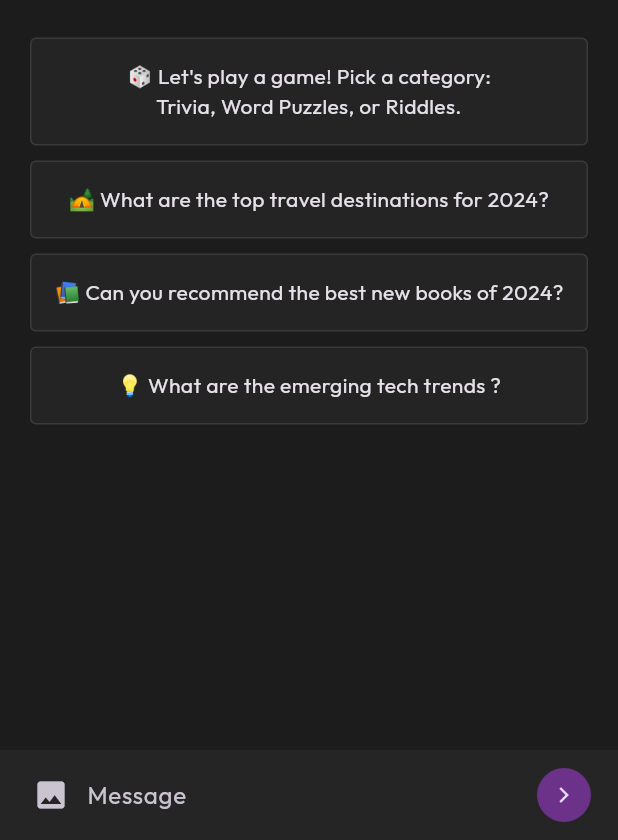
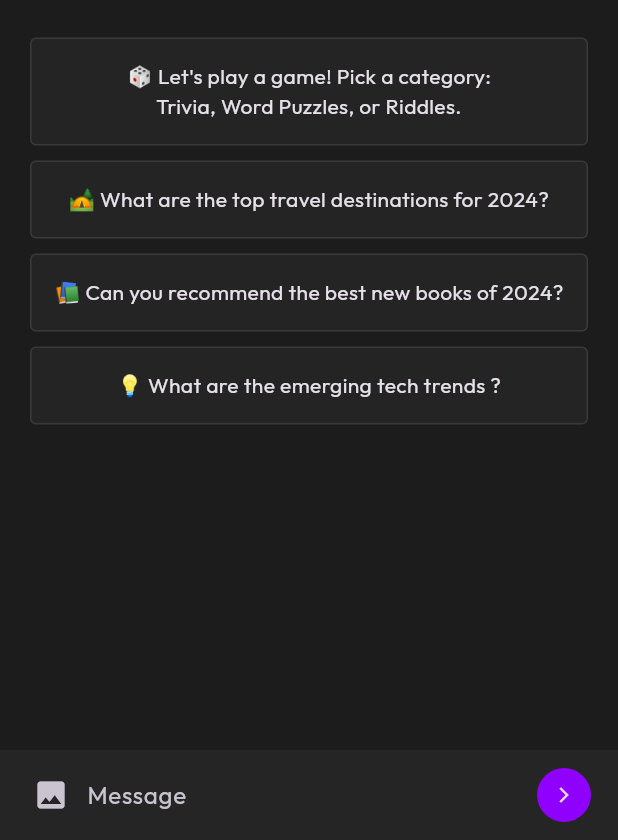
Before and after one commit to muhammed-jahas/gemfi-flutter-dart-geminiAPI-python-fastAPI, a Flutter app: the screen it shows after launch, on a phone screen of 412 x 824 dp, the part 396-1236 px from its top. Run offline on Flutter 3.47's test engine with Material 3 defaults, Android fonts, the phone set to English and light mode, and no system bars; our stand-ins replace flutter_chat_types, flutter_chat_ui, image_picker.

```diff
--- a/lib/main.dart
+++ b/lib/main.dart
@@ -1,7 +1,5 @@
 import 'package:flutter/material.dart';
 import 'package:gemini_chat/resources/app_colors.dart';
-import 'package:gemini_chat/views/chat_page.dart';
-import 'package:gemini_chat/views/home_screen.dart';
 import 'package:gemini_chat/views/splash_screen.dart';
 
 void main() {
--- a/lib/resources/app_colors.dart
+++ b/lib/resources/app_colors.dart
@@ -1,21 +1,22 @@
 import 'package:flutter/material.dart';
 
 class AppColors {
-  static const int _primaryValue = 0xFF6C3188; // Updated with the new primary color
+  static const int _primaryValue =
+      0xFF8F00FF; // Updated with the new primary color
 
   static const MaterialColor primaryColor = MaterialColor(
     _primaryValue,
     <int, Color>{
-      50: Color(0xFFF1E2F4),
-      100: Color(0xFFD4B5E6),
-      200: Color(0xFFB887D9),
-      300: Color(0xFF9B59CC),
-      400: Color(0xFF843DBF),
+      50: Color(0xFFF2E4FF),
+      100: Color(0xFFD5B3FF),
+      200: Color(0xFFB882FF),
+      300: Color(0xFF9B51FF),
+      400: Color(0xFF8433FF),
       500: Color(_primaryValue),
-      600: Color(0xFF5B166A),
-      700: Color(0xFF4E1460),
-      800: Color(0xFF411257),
-      900: Color(0xFF290F46),
+      600: Color(0xFF5A00E6),
+      700: Color(0xFF4E00CC),
+      800: Color(0xFF4100B3),
+      900: Color(0xFF29008C),
     },
   );
 
@@ -24,10 +25,10 @@ class AppColors {
   static const Color yellowColor = Color(0xFFDBFF00);
   static const Color whiteColor = Color(0xFFFFFFFF);
   static const Color greyColor = Color(0xFFF2F6FF);
-  static const Color scaffoldBackgroundColor= Color(0xFF1C1C1C);
-  static const Color appBarColor1= Color(0xFF252525);
-  static const Color borderColor= Color(0xFF3A3A3A);
-  static const Color greydark= Color(0xFF242424);
+  static const Color scaffoldBackgroundColor = Color(0xFF1C1C1C);
+  static const Color appBarColor1 = Color(0xFF252525);
+  static const Color borderColor = Color(0xFF3A3A3A);
+  static const Color greydark = Color(0xFF242424);
 
   // static const Color accentColor = Color(0xFF9C27B0);
   // static const Color textColor = Color(0xFF333333);
--- a/lib/views/chat_page.dart
+++ b/lib/views/chat_page.dart
@@ -2,7 +2,6 @@ import 'dart:convert';
 import 'dart:io';
 import 'package:flutter/material.dart';
 import 'package:flutter_chat_types/flutter_chat_types.dart' as types;
-import 'package:flutter_chat_types/flutter_chat_types.dart';
 import 'package:flutter_chat_ui/flutter_chat_ui.dart';
 import 'package:gemini_chat/resources/app_colors.dart';
 import 'package:gemini_chat/utils/chat_manager.dart';
@@ -82,7 +81,7 @@ class _ChatPageState extends State<ChatPage> {
       ),
       body: Chat(
         messages: chatManager.messages,
-        onAttachmentPressed: () => _showImageSelectionDialog(context),
+        onAttachmentPressed: () => showImageSelectionDialog(context),
         onSendPressed: _handleSendPressed,
 
         showUserAvatars: false,
@@ -112,7 +111,7 @@ class _ChatPageState extends State<ChatPage> {
     );
   }
 
-  _showImageSelectionDialog(BuildContext context) async {
+  showImageSelectionDialog(BuildContext context) async {
   final TextEditingController textController = TextEditingController();
   final ImagePicker picker = ImagePicker();
   XFile? selectedImage;
--- a/lib/views/home_screen.dart
+++ b/lib/views/home_screen.dart
@@ -1,5 +1,4 @@
 import 'package:flutter/material.dart';
-import 'package:flutter_chat_types/flutter_chat_types.dart';
 import 'package:gemini_chat/resources/app_colors.dart';
 import 'package:gemini_chat/views/chat_page.dart';
 
@@ -15,8 +14,8 @@ class _HomeScreenState extends State<HomeScreen> {
   void initState() {
     // gotoCreatePromptScreen();
     super.initState();
+  }
 
-  }
   TextEditingController message = TextEditingController();
   @override
   Widget build(BuildContext context) {
@@ -77,7 +76,13 @@ class _HomeScreenState extends State<HomeScreen> {
             child: Row(
               children: [
                 IconButton(
-                  onPressed: () {},
+                  onPressed: () {
+                    Navigator.of(context).push(MaterialPageRoute(
+                      builder: (context) => ChatPage(
+                        message: '',
+                      ),
+                    ));
+                  },
                   icon: Icon(Icons.image),
                 ),
                 Expanded(
@@ -134,10 +139,6 @@ class _HomeScreenState extends State<HomeScreen> {
       message.clear();
     }
   }
-
-
-
-
 }
 
 class HomeDefaultCard extends StatelessWidget {
@@ -154,7 +155,8 @@ class HomeDefaultCard extends StatelessWidget {
         Navigator.of(context).push(
           PageRouteBuilder(
             pageBuilder: (_, __, ___) => ChatPage(message: info),
-        transitionsBuilder: (context, animation, secondaryAnimation, child) {
+            transitionsBuilder:
+                (context, animation, secondaryAnimation, child) {
               return FadeTransition(
                 opacity: animation,
                 child: child,
--- a/pubspec.yaml
+++ b/pubspec.yaml
@@ -89,6 +89,5 @@ flutter:
           weight: 800
         - asset: assets/fonts/Outfit-Black.ttf
           weight: 900
-  #
   # For details regarding fonts from package dependencies,
   # see https://flutter.dev/custom-fonts/#from-packages
```
Also changed, not shown: 20 other files. Lines whose indentation alone changed are shown as unchanged.
